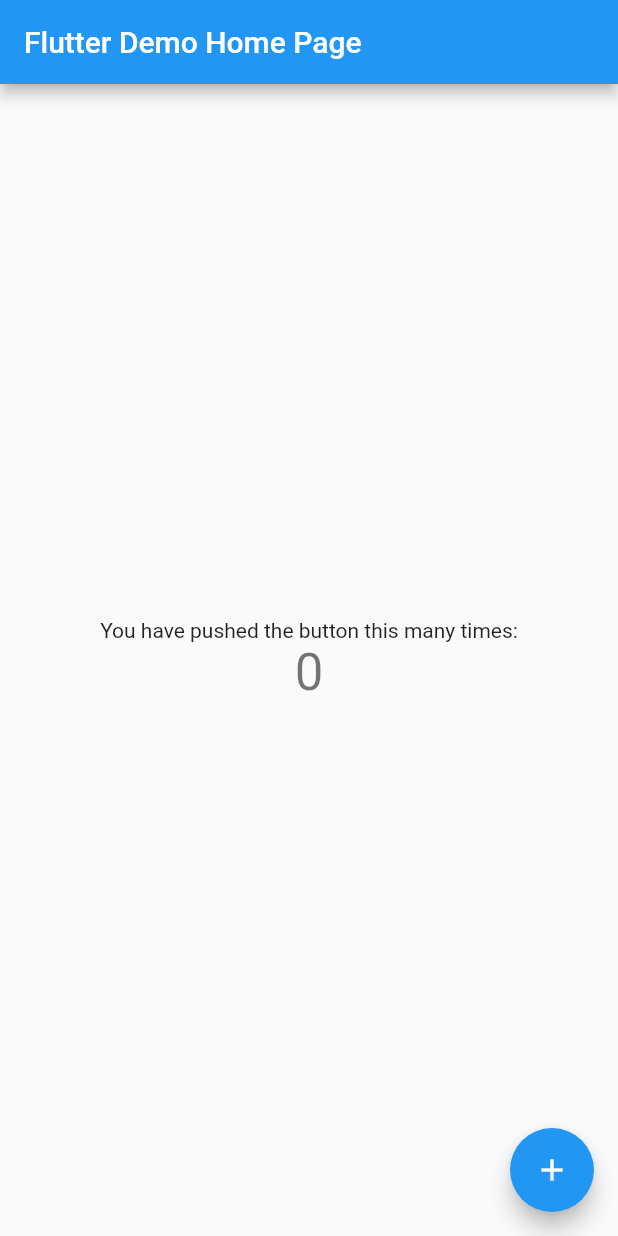
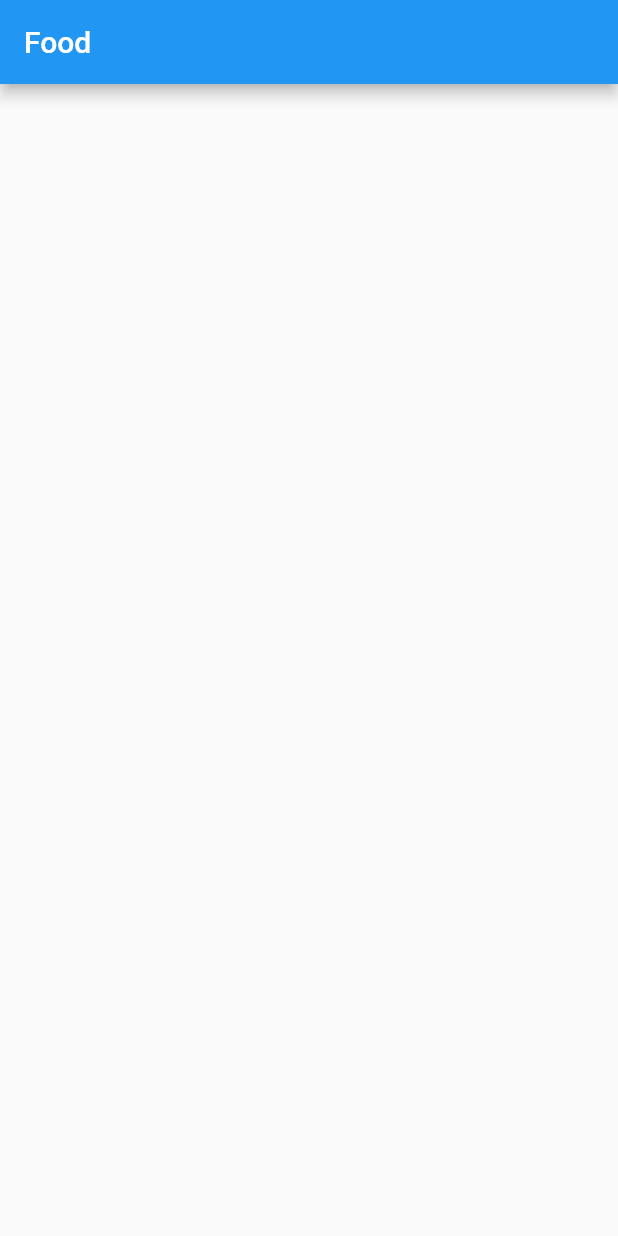
Before and after one commit to 5418221211/food, a Flutter app: the screen it shows after launch, on a phone screen of 412 x 824 dp. Run offline on Flutter 3.47's test engine with Material 2 defaults, Android fonts, the phone set to English and light mode, and no system bars.

Commit message:
removed all the comments removed the sample code named the app Food

```diff
--- a/lib/main.dart
+++ b/lib/main.dart
@@ -11,37 +11,16 @@ class MyApp extends StatelessWidget {
     return MaterialApp(
       title: 'Flutter Demo',
       theme: ThemeData(
-        // This is the theme of your application.
-        //
-        // Try running your application with "flutter run". You'll see the
-        // application has a blue toolbar. Then, without quitting the app, try
-        // changing the primarySwatch below to Colors.green and then invoke
-        // "hot reload" (press "r" in the console where you ran "flutter run",
-        // or simply save your changes to "hot reload" in a Flutter IDE).
-        // Notice that the counter didn't reset back to zero; the application
-        // is not restarted.
         primarySwatch: Colors.blue,
-        // This makes the visual density adapt to the platform that you run
-        // the app on. For desktop platforms, the controls will be smaller and
-        // closer together (more dense) than on mobile platforms.
         visualDensity: VisualDensity.adaptivePlatformDensity,
       ),
-      home: MyHomePage(title: 'Flutter Demo Home Page'),
+      home: MyHomePage(title: "Food"),
     );
   }
 }
 
 class MyHomePage extends StatefulWidget {
   MyHomePage({Key key, this.title}) : super(key: key);
-
-  // This widget is the home page of your application. It is stateful, meaning
-  // that it has a State object (defined below) that contains fields that affect
-  // how it looks.
-
-  // This class is the configuration for the state. It holds the values (in this
-  // case the title) provided by the parent (in this case the App widget) and
-  // used by the build method of the State. Fields in a Widget subclass are
-  // always marked "final".
 
   final String title;
 
@@ -50,68 +29,24 @@ class MyHomePage extends StatefulWidget {
 }
 
 class _MyHomePageState extends State<MyHomePage> {
-  int _counter = 0;
-
-  void _incrementCounter() {
-    setState(() {
-      // This call to setState tells the Flutter framework that something has
-      // changed in this State, which causes it to rerun the build method below
-      // so that the display can reflect the updated values. If we changed
-      // _counter without calling setState(), then the build method would not be
-      // called again, and so nothing would appear to happen.
-      _counter++;
-    });
-  }
 
   @override
   Widget build(BuildContext context) {
-    // This method is rerun every time setState is called, for instance as done
-    // by the _incrementCounter method above.
-    //
-    // The Flutter framework has been optimized to make rerunning build methods
-    // fast, so that you can just rebuild anything that needs updating rather
-    // than having to individually change instances of widgets.
+
     return Scaffold(
       appBar: AppBar(
-        // Here we take the value from the MyHomePage object that was created by
-        // the App.build method, and use it to set our appbar title.
         title: Text(widget.title),
       ),
       body: Center(
-        // Center is a layout widget. It takes a single child and positions it
-        // in the middle of the parent.
+
         child: Column(
-          // Column is also a layout widget. It takes a list of children and
-          // arranges them vertically. By default, it sizes itself to fit its
-          // children horizontally, and tries to be as tall as its parent.
-          //
-          // Invoke "debug painting" (press "p" in the console, choose the
-          // "Toggle Debug Paint" action from the Flutter Inspector in Android
-          // Studio, or the "Toggle Debug Paint" command in Visual Studio Code)
-          // to see the wireframe for each widget.
-          //
-          // Column has various properties to control how it sizes itself and
-          // how it positions its children. Here we use mainAxisAlignment to
-          // center the children vertically; the main axis here is the vertical
-          // axis because Columns are vertical (the cross axis would be
-          // horizontal).
+
           mainAxisAlignment: MainAxisAlignment.center,
           children: <Widget>[
-            Text(
-              'You have pushed the button this many times:',
-            ),
-            Text(
-              '$_counter',
-              style: Theme.of(context).textTheme.headline4,
-            ),
+
           ],
         ),
       ),
-      floatingActionButton: FloatingActionButton(
-        onPressed: _incrementCounter,
-        tooltip: 'Increment',
-        child: Icon(Icons.add),
-      ), // This trailing comma makes auto-formatting nicer for build methods.
     );
   }
 }
```
Also changed, not shown: pubspec.lock.
